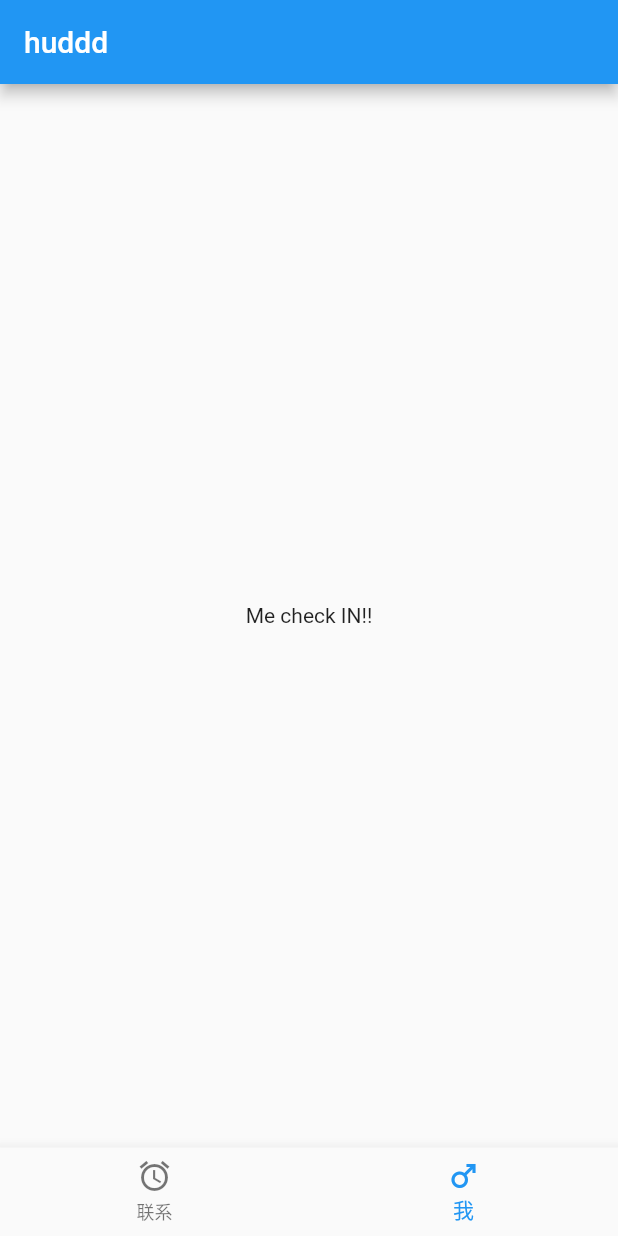
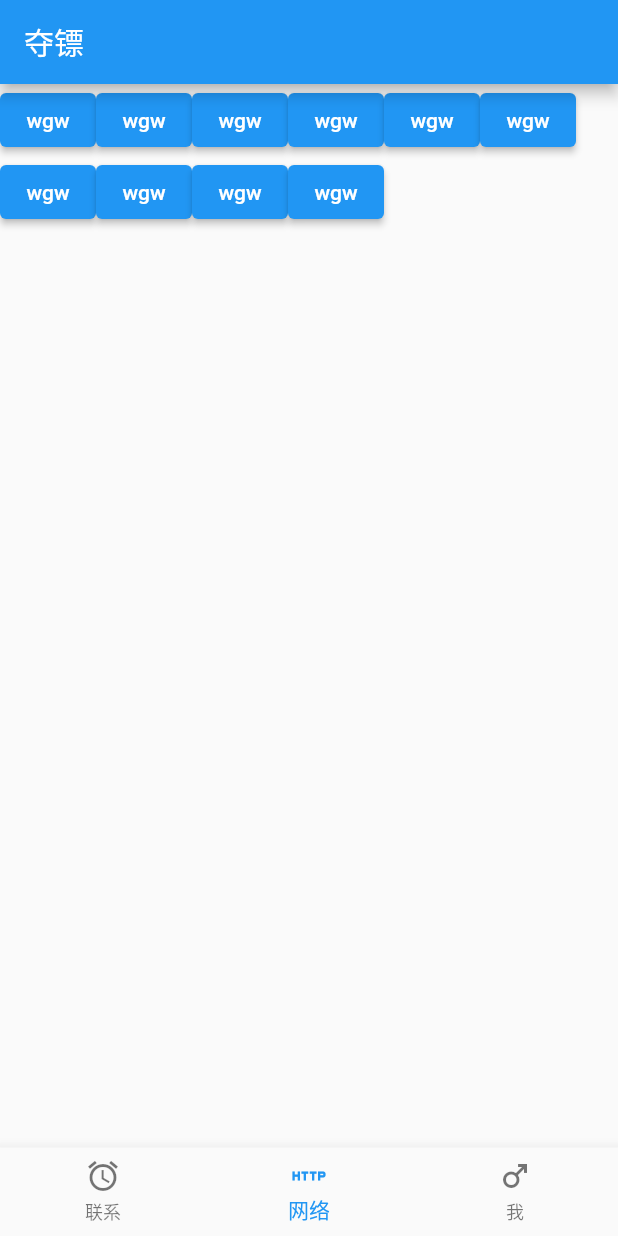
Before and after one commit to 1771893348/flutter_app_demo, a Flutter app: the screen it shows after launch, item 2 of the bottom bar chosen, on a phone screen of 412 x 824 dp. Run offline on Flutter 3.47's test engine with Material 2 defaults, Android fonts, the phone set to English and light mode, and no system bars; missing offline and left inert: dart:ffi.

Commit message:
记录笔记

```diff
--- a/lib/MyApp.dart
+++ b/lib/MyApp.dart
@@ -2,6 +2,7 @@ import 'package:flutter/material.dart';
 import 'package:flutter_app_demo/SeatPage.dart';
 import 'MainPage.dart';
 import 'MePage.dart';
+import 'NetDartPage.dart';
 
 class MyDemo extends StatefulWidget {
   @override
@@ -11,7 +12,7 @@ class MyDemo extends StatefulWidget {
 }
 
 class _MyDemo extends State {
-  var pageList = [MainPage(), MePage()];
+  var pageList = [MainPage(),NetDartPage(), MePage()];
   var pageIndex = 0;
 
   @override
@@ -24,7 +25,7 @@ class _MyDemo extends State {
         title: 'wgw',
         home: Scaffold(
           appBar: AppBar(
-            title: Text('huddd'),
+            title: Text('夺镖'),
           ),
           body: pageList[pageIndex],
           bottomNavigationBar: BottomNavigationBar(
@@ -32,6 +33,7 @@ class _MyDemo extends State {
             items: [
               BottomNavigationBarItem(
                   icon: Icon(Icons.access_alarm), label: '联系'),
+              BottomNavigationBarItem(icon:Icon(Icons.http),label: '网络'),
               BottomNavigationBarItem(icon: Icon(Icons.male), label: '我'),
             ],
             onTap: (index) {
--- /dev/null
+++ b/lib/NetDartPage.dart
@@ -0,0 +1,32 @@
+import 'package:flutter/material.dart';
+import 'widget/CommonButton.dart';
+class NetDartPage extends StatefulWidget{
+  @override
+  State<StatefulWidget> createState() {
+   return NetDartPageState();
+  }
+
+}
+
+class NetDartPageState extends State{
+  @override
+  Widget build(BuildContext context) {
+    return Scaffold(
+      body: Wrap(
+        children: [
+          CommonButton(v:Text("wgw")),
+          CommonButton(v:Text("wgw")),
+          CommonButton(v:Text("wgw")),
+          CommonButton(v:Text("wgw")),
+          CommonButton(v:Text("wgw")),
+          CommonButton(v:Text("wgw")),
+          CommonButton(v:Text("wgw")),
+          CommonButton(v:Text("wgw")),
+          CommonButton(v:Text("wgw")),
+          CommonButton(v:Text("wgw")),
+        ],
+      ),
+    );
+  }
+
+}
--- /dev/null
+++ b/lib/intefaces/IButtonListener.dart
@@ -0,0 +1,4 @@
+abstract class IButtonListener{
+  onPress();
+  onLongPress();
+}
--- a/lib/myview/MyPainter.dart
+++ b/lib/myview/MyPainter.dart
@@ -21,7 +21,7 @@ class MyPainter extends CustomPainter{
     Offset b = Offset(width,height);
     Offset centerPoint = Offset(width/2,height/2);
     _canvas!.drawLine(a, b, _paint);
-    _canvas!.drawCircle(centerPoint, 30, _paint);
+    _canvas!.drawCircle(centerPoint, height/2, _paint);
   }
 
   @override
--- /dev/null
+++ b/lib/widget/CommonButton.dart
@@ -0,0 +1,30 @@
+import 'package:flutter/cupertino.dart';
+import 'package:flutter/material.dart';
+import 'package:flutter_app_demo/intefaces/IButtonListener.dart';
+
+class CommonButton extends StatelessWidget{
+
+  late Widget child=Text("点击");
+  late IButtonListener? mListener;
+
+  CommonButton({ Key? key ,Widget? v, IButtonListener? iButtonListener}){
+    if(null == v){
+      child = Text("点击");
+    }else{
+      child = v;
+    }
+    mListener = iButtonListener;
+  }
+  @override
+  Widget build(BuildContext context) {
+    return ElevatedButton(
+        onPressed: ()=>{
+        if(null != mListener){
+          mListener!.onPress()
+        }
+    }
+    , child: child
+    );
+  }
+
+}
```
Also changed, not shown: lib/net/HttpUtils.dart (added, +23 -0 lines), 1 other file.
